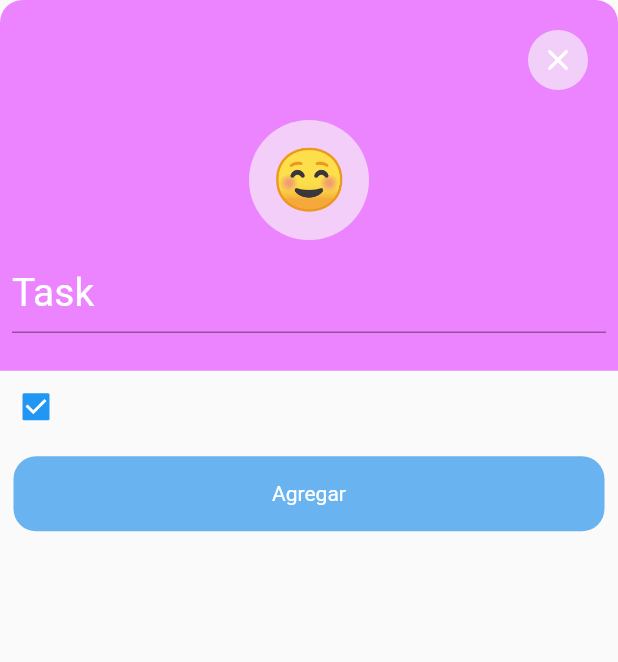
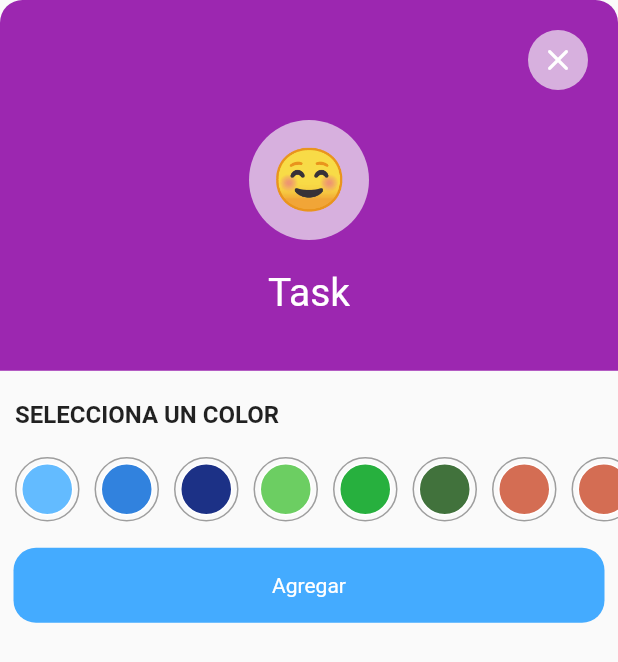
Before and after one commit to RodriiTepatzi/ToDoAppFlutter, a Flutter app: the AddViewModal widget shown alone on an empty page, opened directly, on a phone screen of 412 x 824 dp. Shown: the top 662 px of the screen. Run offline on Flutter 3.47's test engine with Material 2 defaults, Android fonts, the phone set to English and light mode, and no system bars; drawn by our look-alikes of roundcheckbox; our stand-ins replace flutter_staggered_animations, flutter_svg; missing offline and left inert: emoji_dialog_picker.

Commit message:
working on add view

```diff
--- a/todo_flutter/lib/other/dates.dart
+++ b/todo_flutter/lib/other/dates.dart
@@ -7,6 +7,9 @@ class Dates{
     var daysOfDiff = diferenceBetweenDates.inDays;
 
 
+    if(daysOfDiff == 0){
+      return "hoy a las " + date.hour.toString() + ":" + date.minute.toString();
+    }
     if(daysOfDiff == 1){
       return "ayer";
     }
--- a/todo_flutter/lib/providers/lang_provider.dart
+++ b/todo_flutter/lib/providers/lang_provider.dart
@@ -14,7 +14,4 @@ class LangProvider with ChangeNotifier{
       return Lang.english[key] != null ? Lang.english[key]! : "";
     }
   }
-
-
-
 }
--- a/todo_flutter/lib/providers/task_provider.dart
+++ b/todo_flutter/lib/providers/task_provider.dart
@@ -5,6 +5,7 @@ import 'package:todo_flutter/models/task.dart';
 class TaskProvider with ChangeNotifier{
   List<Task>? checkedTasks;
   List<Task>? uncheckedTasks;
+  Color newTaskColor = Colors.purple;
 
   TaskProvider(){
     uncheckedTasks = DashboardController().getTasks();
@@ -32,4 +33,14 @@ class TaskProvider with ChangeNotifier{
     uncheckedTasks?.sort((a, b) => b.dateCreated.compareTo(a.dateCreated));
   }
 
+  void addNewTask(Task task){
+    uncheckedTasks?.add(task);
+    notifyListeners();
+  }
+
+  void setNewCardColor(Color color){
+    newTaskColor = color;
+    notifyListeners();
+  }
+  void disposeCardColor() => newTaskColor = Colors.purple;
 }
--- a/todo_flutter/lib/static/colors.dart
+++ b/todo_flutter/lib/static/colors.dart
@@ -5,3 +5,19 @@ const Color bgApp = Color.fromRGBO(248, 248, 248, 1);
 const Color bottomBarItemBackground = Color.fromRGBO(255, 255, 255, 1);
 const Color bottomBarItemColor = Color.fromRGBO(151, 151, 151, 1);
 const Color bottomBarItemActiveColor = Color(0xFF56ADFF);
+const Color shadowTransparent = Color.fromARGB(169, 245, 245, 245);
+const Color cursorColorTextField = Colors.white;
+
+List<Color> defaultColorsCard = [
+  const Color.fromARGB(255, 99, 187, 255),
+  const Color.fromARGB(255, 49, 130, 222),
+  const Color.fromARGB(255, 28, 49, 134),
+  const Color.fromARGB(255, 108, 206, 98),
+  const Color.fromARGB(255, 39, 176, 62),
+  const Color.fromARGB(255, 65, 114, 60),
+  const Color.fromARGB(255, 212, 109, 83),
+  const Color.fromARGB(255, 212, 109, 83),
+  const Color.fromARGB(255, 207, 180, 58),
+  const Color.fromARGB(255, 53, 176, 39),
+  const Color.fromARGB(255, 53, 176, 39),
+];
--- a/todo_flutter/lib/views/add_view_modal.dart
+++ b/todo_flutter/lib/views/add_view_modal.dart
@@ -1,8 +1,13 @@
 import 'package:emoji_dialog_picker/emoji_dialog_picker.dart';
 import 'package:flutter/material.dart';
 import 'package:todo_flutter/providers/lang_provider.dart';
+import 'package:todo_flutter/providers/task_provider.dart';
+import 'package:todo_flutter/static/colors.dart';
 import 'package:todo_flutter/static/widget_properties.dart';
 import 'package:provider/provider.dart';
+import 'package:todo_flutter/views/widgets/color_card_row.dart';
+
+import '../models/task.dart';
 
 class AddViewModal extends StatefulWidget {
   const AddViewModal({Key? key}) : super(key: key);
@@ -12,7 +17,6 @@ class AddViewModal extends StatefulWidget {
 }
 
 class _AddViewModalState extends State<AddViewModal> {
-  Color colorCard = Color.fromARGB(255, 237, 132, 255);
   String emoji = '☺️';
   final TextEditingController _textFieldController = TextEditingController();
 
@@ -30,7 +34,7 @@ class _AddViewModalState extends State<AddViewModal> {
                 Container(
                   width: double.infinity,
                   decoration: BoxDecoration(
-                    color: colorCard,
+                    color: context.watch<TaskProvider>().newTaskColor,
                     borderRadius: const BorderRadius.only(topLeft: Radius.circular(roundedCorners), topRight: Radius.circular(roundedCorners)),
                   ),
                   child: Column(
@@ -47,7 +51,7 @@ class _AddViewModalState extends State<AddViewModal> {
                             margin: const EdgeInsets.all(widgetMargin * 2),
                             decoration: BoxDecoration(
                               borderRadius: BorderRadius.circular(20),
-                              color: Color.fromARGB(169, 245, 245, 245),
+                              color: shadowTransparent,
                             ),
                             height: 40,
                             width: 40,
@@ -64,7 +68,7 @@ class _AddViewModalState extends State<AddViewModal> {
                         alignment: Alignment.center,
                         decoration: BoxDecoration(
                           borderRadius: BorderRadius.circular(40.0),
-                          color: Color.fromARGB(168, 245, 245, 245),
+                          color: shadowTransparent,
                         ),
                         child: EmojiButton(
                           emojiPickerView: EmojiPickerView(
@@ -88,13 +92,23 @@ class _AddViewModalState extends State<AddViewModal> {
                       ),
                       Container(
                         margin: const EdgeInsets.all(8),
+                        child: Theme(
+                          data: ThemeData(
+                            textSelectionTheme: TextSelectionThemeData(
+                              selectionColor: Colors.white.withOpacity(.4),
+                              selectionHandleColor: Colors.white.withOpacity(1),
+                            ),
+                          ),
                           child: TextField(
                             controller: _textFieldController,
+                            cursorColor: Colors.white,
+                            textAlign: TextAlign.center,
                             style: const TextStyle(
                               fontSize: 26,
                               color: Colors.white,
                             ),
                             decoration: const InputDecoration(
+                              border: InputBorder.none,
                               hintStyle: TextStyle(
                                 color: Colors.white
                               ),
@@ -103,21 +117,53 @@ class _AddViewModalState extends State<AddViewModal> {
                             ),
                           ),
                         ),
+                      ),
                     ],
                   ),
                   height: (MediaQuery.of(context).size.height * 0.3),
                 ),
+                Container(
+                  margin: const EdgeInsets.only(top: widgetMargin),
+                  padding: const EdgeInsets.all(widgetPadding),
+                  alignment: Alignment.centerLeft,
+                  child: Text(
+                    context.watch<LangProvider>().get('selectColor').toUpperCase(),
+                    style: const TextStyle(
+                      fontSize: 16.0,
+                      fontWeight: FontWeight.bold
+                    ),
+                  ),
+                ),
+                SizedBox(
+                  height: 60,
+                  width: double.infinity,
+                  child: ListView(
+                    scrollDirection: Axis.horizontal,
+                    children: [
                       Row(
                         children: [
-                    Checkbox(
-                      value: true,
-                      onChanged: (value) {
-
-                      },
-                    )
+                          ...colorsRow(context),
                         ],
                       ),
+                    ],
+                  ),
+                ),
                 GestureDetector(
+                  onTap: () {
+                    context.read<TaskProvider>().addNewTask(
+                      Task(
+                        title: _textFieldController.text,
+                        description: "testing",
+                        isDone: false,
+                        colorTask: context.read<TaskProvider>().newTaskColor,
+                        dateCreated: DateTime.now(),
+                        emoji: emoji,
+                      ),
+                    );
+
+                    context.read<TaskProvider>().disposeCardColor();
+                    Navigator.pop(context);
+                  },
                   child: Container(
                     alignment: Alignment.center,
                     margin: const EdgeInsets.all(9),
@@ -125,14 +171,13 @@ class _AddViewModalState extends State<AddViewModal> {
                     width: double.infinity,
                     decoration: BoxDecoration(
                       borderRadius: BorderRadius.circular(roundedCorners),
-                      color: const Color.fromARGB(255, 104, 179, 240)
+                      color: const Color.fromARGB(255, 68, 171, 255)
                     ),
                     padding: const EdgeInsets.all(8),
                     child: Text(
                       context.watch<LangProvider>().get('addButton'),
                       style: const TextStyle(
                         color: Colors.white,
-
                       ),
                     ),
                   ),
--- /dev/null
+++ b/todo_flutter/lib/views/widgets/color_card_row.dart
@@ -0,0 +1,39 @@
+import 'package:flutter/material.dart';
+import 'package:provider/provider.dart';
+import 'package:roundcheckbox/roundcheckbox.dart';
+import 'package:todo_flutter/providers/task_provider.dart';
+import 'package:todo_flutter/static/colors.dart';
+import 'package:todo_flutter/static/widget_properties.dart';
+
+List<Widget> colorsRow(BuildContext context){
+  List<Widget> widgets = [];
+
+  for (var color in defaultColorsCard) {
+    widgets.add(
+      Container(
+        margin: const EdgeInsets.only(left: widgetMargin),
+        child: Container(
+          decoration: BoxDecoration(
+            border: Border.all(
+              color: context.watch<TaskProvider>().newTaskColor == color ? color : Colors.grey,
+            ),
+            borderRadius: BorderRadius.circular(50)
+          ),
+          padding: const EdgeInsets.all(3),
+          child: RoundCheckBox(
+            size: 35,
+            borderColor: Colors.white,
+            uncheckedColor: color,
+            disabledColor: color,
+            animationDuration: const Duration(milliseconds: 500),
+            isChecked: color == context.watch<TaskProvider>().newTaskColor,
+            checkedColor: color,
+            onTap: (value) => context.read<TaskProvider>().setNewCardColor(color),
+          ),
+        ),
+      )
+    );
+  }
+
+  return widgets;
+}
--- a/todo_flutter/pubspec.yaml
+++ b/todo_flutter/pubspec.yaml
@@ -39,6 +39,7 @@ dependencies:
   provider: ^6.0.5
   flutter_staggered_animations: ^1.1.1
   emoji_dialog_picker: ^1.0.1
+  roundcheckbox: ^2.0.5
 
 dev_dependencies:
   flutter_test:
```
Also changed, not shown: todo_flutter/pubspec.lock. Lines whose indentation alone changed are shown as unchanged.
